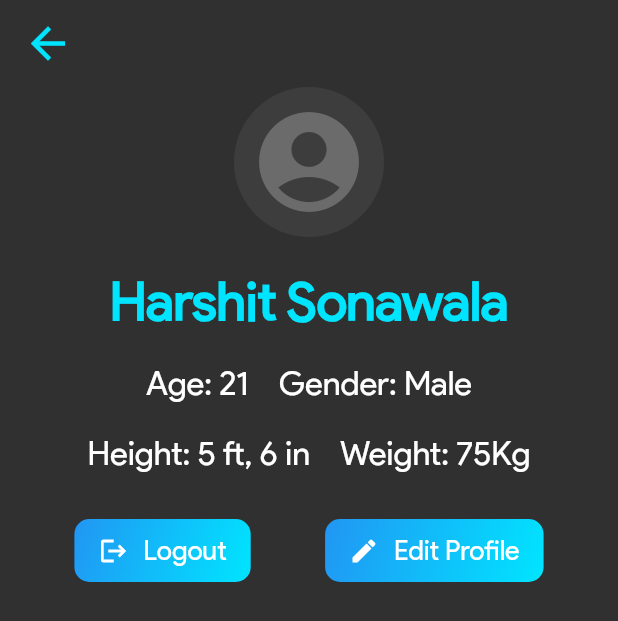
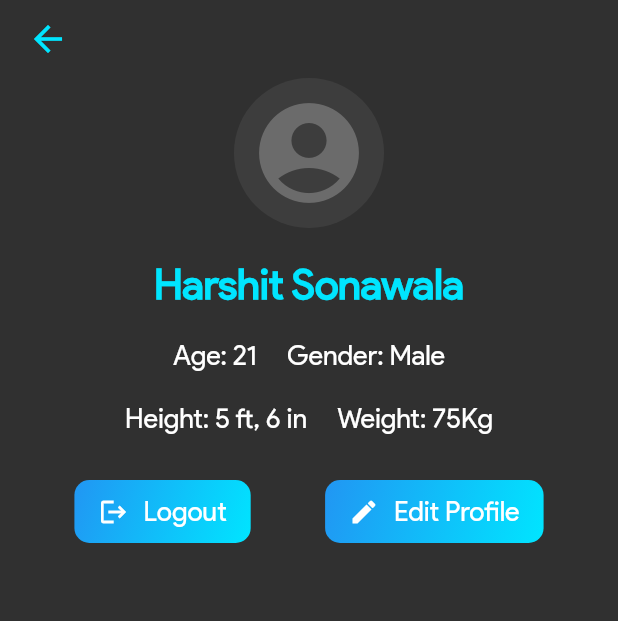
Before and after one commit to Harshit-Sonawala/ar_therapy, a Flutter app: the screen it shows after launch, after a tap on the "menu" icon, after a tap on "My Exercises", on a phone screen of 412 x 824 dp. Shown: the top 621 px of the screen. Run offline on Flutter 3.47's test engine with Material 2 defaults, Android fonts, the phone set to English and light mode, and no system bars; missing offline and left inert: flutter_cube, model_viewer_plus.

Commit message:
adjusted font sizes

```diff
--- a/lib/main.dart
+++ b/lib/main.dart
@@ -33,16 +33,20 @@ class ARTherapy extends StatelessWidget {
         textTheme: const TextTheme(
           headline1: TextStyle(
             // fontFamily: 'Montserrat',
-            fontSize: 36.0,
+            fontSize: 28.0,
             fontWeight: FontWeight.bold,
             color: Color(0xff00e5ff),
           ),
           headline2: TextStyle(
-            fontSize: 36.0,
+            fontSize: 28.0,
             color: Colors.white,
           ),
-          bodyText1: TextStyle(fontSize: 22.0),
-          bodyText2: TextStyle(fontSize: 26.0),
+          bodyText1: TextStyle(fontSize: 18.0), // old: 22
+          bodyText2: TextStyle(fontSize: 20.0), // old: 26
+        ),
+        iconTheme: const IconThemeData(
+          size: 28,
+          color: Colors.white,
         ),
         elevatedButtonTheme: ElevatedButtonThemeData(
           style: ElevatedButton.styleFrom(
@@ -59,6 +63,13 @@ class ARTherapy extends StatelessWidget {
           //             ),
         ),
       ),
+      // builder: (context, child) {
+      //   return MediaQuery(
+      //       data: MediaQuery.of(context).copyWith(
+      //         textScaleFactor: 1.0,
+      //       ),
+      //       child: const HomeScreen());
+      // }
       home: const HomeScreen(),
     );
   }
--- a/lib/screens/disorders_screen.dart
+++ b/lib/screens/disorders_screen.dart
@@ -41,10 +41,10 @@ class _DisordersScreenState extends State<DisordersScreen> {
                 ],
               ),
               const SizedBox(height: 20.0),
-              const CustomCard(
+              CustomCard(
                 child: Text(
                   'Browse through various physical disorders and tap to learn more about them',
-                  style: TextStyle(fontSize: 21.0),
+                  style: Theme.of(context).textTheme.bodyText1,
                 ),
               ),
               const SizedBox(height: 20.0),
--- a/lib/screens/exercises_screen.dart
+++ b/lib/screens/exercises_screen.dart
@@ -41,10 +41,10 @@ class _ExercisesScreenState extends State<ExercisesScreen> {
                 ],
               ),
               const SizedBox(height: 20.0),
-              const CustomCard(
+              CustomCard(
                 child: Text(
                   'Browse through various exercises and tap to view their 3D and AR View',
-                  style: TextStyle(fontSize: 21.0),
+                  style: Theme.of(context).textTheme.bodyText1,
                 ),
               ),
               const SizedBox(height: 20.0),
--- a/lib/screens/home_screen.dart
+++ b/lib/screens/home_screen.dart
@@ -92,7 +92,7 @@ class _HomeScreenState extends State<HomeScreen> {
                         crossAxisAlignment: CrossAxisAlignment.start,
                         children: [
                           Text(
-                            'Welcome to\nAR Therapy!',
+                            'Welcome to AR Therapy!',
                             style: Theme.of(context).textTheme.headline1,
                           ),
                           const SizedBox(height: 10.0),
@@ -130,7 +130,7 @@ class _HomeScreenState extends State<HomeScreen> {
                     //     )
                     //   },
                     //   icon: Icons.threed_rotation_rounded,
-                    //   iconSize: 34,
+                    //   iconSize: 28,
                     //   title: 'View 3D Demo',
                     // ),
                     // const SizedBox(height: 20.0),
@@ -143,7 +143,6 @@ class _HomeScreenState extends State<HomeScreen> {
                         )
                       },
                       icon: Icons.view_in_ar,
-                      iconSize: 34,
                       title: 'Try 3D & AR Demo',
                     ),
                     const SizedBox(height: 20.0),
@@ -180,7 +179,6 @@ class _HomeScreenState extends State<HomeScreen> {
                     CustomElevatedButton(
                       onPressed: () => {},
                       trailingIcon: Icons.arrow_forward,
-                      trailingIconSize: 34,
                       title: 'Continue Treatment',
                     ),
                   ],
--- a/lib/widgets/custom_elevated_button.dart
+++ b/lib/widgets/custom_elevated_button.dart
@@ -22,11 +22,11 @@ class CustomElevatedButton extends StatefulWidget {
     this.child,
     this.backgroundImage = '',
     this.title,
-    this.fontSize = 22,
+    this.fontSize = 18,
     this.icon,
-    this.iconSize = 34,
+    this.iconSize = 28,
     this.trailingIcon,
-    this.trailingIconSize = 34,
+    this.trailingIconSize = 28,
     this.mainAxisAlignment = MainAxisAlignment.center,
     this.crossAxisAlignment = CrossAxisAlignment.center,
     super.key,
--- a/lib/widgets/custom_text_button.dart
+++ b/lib/widgets/custom_text_button.dart
@@ -14,8 +14,8 @@ class CustomTextButton extends StatefulWidget {
     Key? key,
     required this.onPressed,
     this.padding = const EdgeInsets.all(12),
-    this.fontSize = 20,
-    this.iconSize = 34,
+    this.fontSize = 18,
+    this.iconSize = 28,
     this.borderRadius = 10,
     this.child,
     this.title,
```
